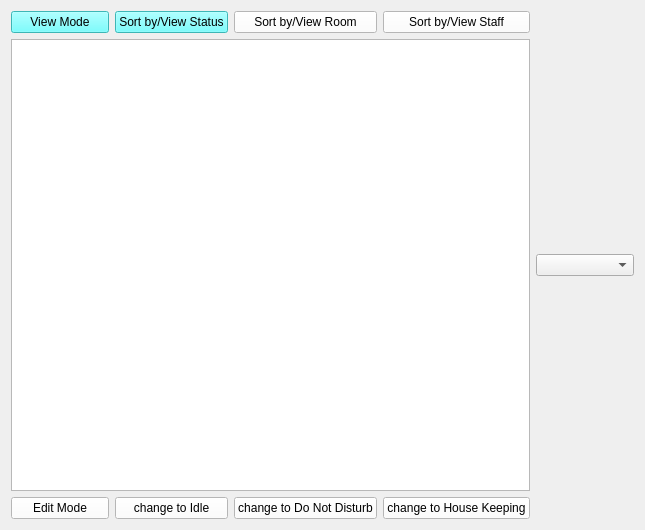
Before: the Qt Designer form layouts2/mainwindow.ui in mmywong/ezLCD_RoomStatusManager, drawn with Qt 5.
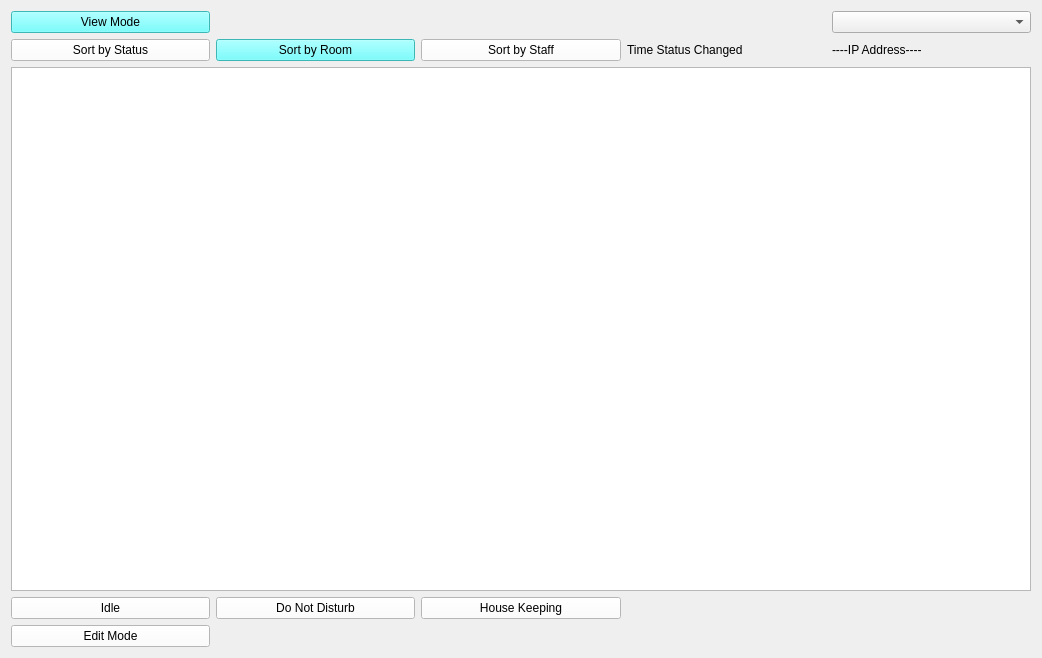
After: the same form once the commit is applied.

Patch:
```diff
--- a/layouts2/mainwindow.ui
+++ b/layouts2/mainwindow.ui
@@ -6,8 +6,8 @@
    <rect>
     <x>0</x>
     <y>0</y>
-    <width>645</width>
-    <height>530</height>
+    <width>1042</width>
+    <height>658</height>
    </rect>
   </property>
   <property name="windowTitle">
@@ -17,30 +17,43 @@
    <layout class="QVBoxLayout" name="verticalLayout_2">
     <item>
      <layout class="QGridLayout" name="gridLayout">
-      <item row="5" column="1">
+      <item row="4" column="2" colspan="5">
+       <widget class="QTableWidget" name="tableWidget"/>
+      </item>
+      <item row="1" column="6">
+       <widget class="QComboBox" name="comboBoxFilter"/>
+      </item>
+      <item row="1" column="2">
+       <widget class="QPushButton" name="viewModeButton">
+        <property name="styleSheet">
+         <string notr="true">background-color:rgb(85,255,255)</string>
+        </property>
+        <property name="text">
+         <string>View Mode</string>
+        </property>
+       </widget>
+      </item>
+      <item row="3" column="2">
+       <widget class="QPushButton" name="viewStatusButton">
+        <property name="styleSheet">
+         <string notr="true">background-color:white</string>
+        </property>
+        <property name="text">
+         <string>Sort by Status</string>
+        </property>
+       </widget>
+      </item>
+      <item row="5" column="2">
        <widget class="QPushButton" name="changeStatusIdle">
         <property name="styleSheet">
          <string notr="true">background-color:white</string>
         </property>
         <property name="text">
-         <string>change to Idle</string>
+         <string>Idle</string>
         </property>
        </widget>
       </item>
-      <item row="4" column="4">
-       <widget class="QComboBox" name="comboBox"/>
-      </item>
-      <item row="5" column="3">
-       <widget class="QPushButton" name="changeStatusHK">
-        <property name="styleSheet">
-         <string notr="true">background-color:rgb(255, 255, 255)</string>
-        </property>
-        <property name="text">
-         <string>change to House Keeping</string>
-        </property>
-       </widget>
-      </item>
-      <item row="5" column="0">
+      <item row="6" column="2">
        <widget class="QPushButton" name="editModeButton">
         <property name="styleSheet">
          <string notr="true">background-color:white</string>
@@ -50,59 +63,60 @@
         </property>
        </widget>
       </item>
-      <item row="5" column="2">
+      <item row="5" column="4">
+       <widget class="QPushButton" name="changeStatusHK">
+        <property name="styleSheet">
+         <string notr="true">background-color:rgb(255, 255, 255)</string>
+        </property>
+        <property name="text">
+         <string>House Keeping</string>
+        </property>
+       </widget>
+      </item>
+      <item row="5" column="3">
        <widget class="QPushButton" name="changeStatusDND">
         <property name="styleSheet">
          <string notr="true">background-color:rgb(255, 255, 255)</string>
         </property>
         <property name="text">
-         <string>change to Do Not Disturb</string>
+         <string>Do Not Disturb</string>
         </property>
        </widget>
       </item>
-      <item row="1" column="3">
-       <widget class="QPushButton" name="viewStaffButton">
-        <property name="styleSheet">
-         <string notr="true">background-color:rgb(255, 255, 255)</string>
-        </property>
-        <property name="text">
-         <string>Sort by/View Staff</string>
-        </property>
-       </widget>
-      </item>
-      <item row="1" column="2">
+      <item row="3" column="3">
        <widget class="QPushButton" name="viewRoomButton">
         <property name="styleSheet">
-         <string notr="true">background-color:rgb(255, 255, 255)</string>
-        </property>
-        <property name="text">
-         <string>Sort by/View Room</string>
-        </property>
-       </widget>
-      </item>
-      <item row="1" column="1">
-       <widget class="QPushButton" name="viewStatusButton">
-        <property name="styleSheet">
          <string notr="true">background-color:rgb(85, 255, 255)</string>
         </property>
         <property name="text">
-         <string>Sort by/View Status</string>
+         <string>Sort by Room</string>
         </property>
        </widget>
       </item>
-      <item row="1" column="0">
-       <widget class="QPushButton" name="viewModeButton">
+      <item row="3" column="5">
+       <widget class="QLabel" name="label_time">
+        <property name="text">
+         <string>Time Status Changed</string>
+        </property>
+       </widget>
+      </item>
+      <item row="3" column="6">
+       <widget class="QLabel" name="label_ipaddr">
+        <property name="text">
+         <string>----IP Address----</string>
+        </property>
+       </widget>
+      </item>
+      <item row="3" column="4">
+       <widget class="QPushButton" name="viewStaffButton">
         <property name="styleSheet">
-         <string notr="true">background-color:rgb(85,255,255)</string>
+         <string notr="true">background-color:rgb(255, 255, 255)</string>
         </property>
         <property name="text">
-         <string>View Mode</string>
+         <string>Sort by Staff</string>
         </property>
        </widget>
       </item>
-      <item row="4" column="0" colspan="4">
-       <widget class="QTableWidget" name="tableWidget"/>
-      </item>
      </layout>
     </item>
    </layout>
```
